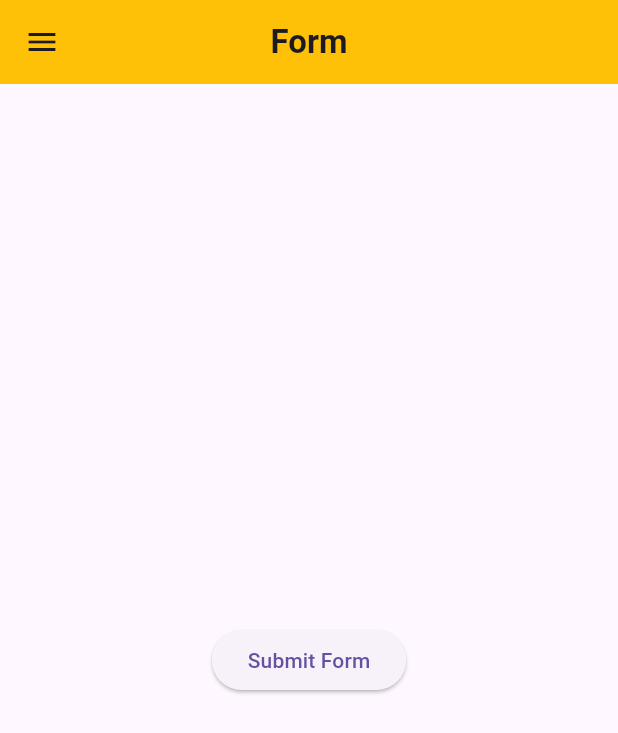
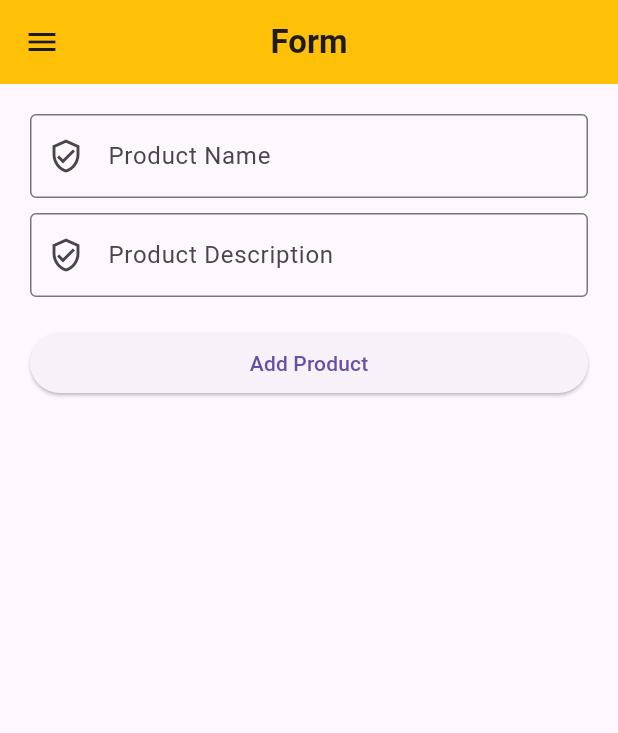
Before and after one commit to Tashfeen-Chohan/FLUTTER-T, a Flutter app: the screen it shows after launch, on a phone screen of 412 x 824 dp. Shown: the top 733 px of the screen. Run offline on Flutter 3.47's test engine with Material 3 defaults, Android fonts, the light colour scheme and no system bars.

Commit message:
TextFormField

```diff
--- a/lib/screens/Form.dart
+++ b/lib/screens/Form.dart
@@ -11,20 +11,67 @@ class FormScreen extends StatefulWidget {
 }
 
 class _FormScreenState extends State<FormScreen> {
+  final TextEditingController productNameController = TextEditingController();
+  final TextEditingController productDescController = TextEditingController();
+
+  @override
+  void dispose() {
+    // TODO: implement dispose
+    productNameController.dispose();
+    productDescController.dispose();
+    super.dispose();
+  }
+
   @override
   Widget build(BuildContext context) {
     return Scaffold(
       appBar: const MyAppBar(title: "Form"),
       drawer: const MyDrawer(),
       body: Center(
-        child: ElevatedButton(
-            onPressed: () {
-              Navigator.push(context, MaterialPageRoute(builder: (context) {
-                return const DetailsScreen();
-              }));
-            },
-            child: const Text("Submit Form")),
+        child: Padding(
+          padding: const EdgeInsets.all(20),
+          child: ListView(children: [
+            TextFormField(
+              controller: productNameController,
+              decoration: const InputDecoration(
+                  hintText: "Please enter product name",
+                  labelText: "Product Name",
+                  border: OutlineInputBorder(),
+                  prefixIcon: Icon(Icons.verified_user_outlined)),
+            ),
+            const SizedBox(
+              height: 10,
+            ),
+            TextFormField(
+              controller: productDescController,
+              decoration: const InputDecoration(
+                  hintText: "Please enter product description",
+                  labelText: "Product Description",
+                  border: OutlineInputBorder(),
+                  prefixIcon: Icon(Icons.verified_user_outlined)),
+            ),
+            const SizedBox(
+              height: 20,
+            ),
+            ElevatedButton(
+              onPressed: () => changeScreen(context, productNameController.text,
+                  productDescController.text),
+              child: const Text("Add Product"),
+            ),
+          ]),
+        ),
       ),
     );
   }
+
+  void changeScreen(BuildContext context, String prodName, String prodDesc) {
+    Navigator.push(context, MaterialPageRoute(builder: (context) {
+      return DetailsScreen(
+        productName: prodName,
+        productDescription: prodDesc,
+      );
+    }));
+    productNameController.text = "";
+    productDescController.text = "";
+  }
 }
```
Also changed, not shown: lib/screens/details.dart (+13 -2 lines).
